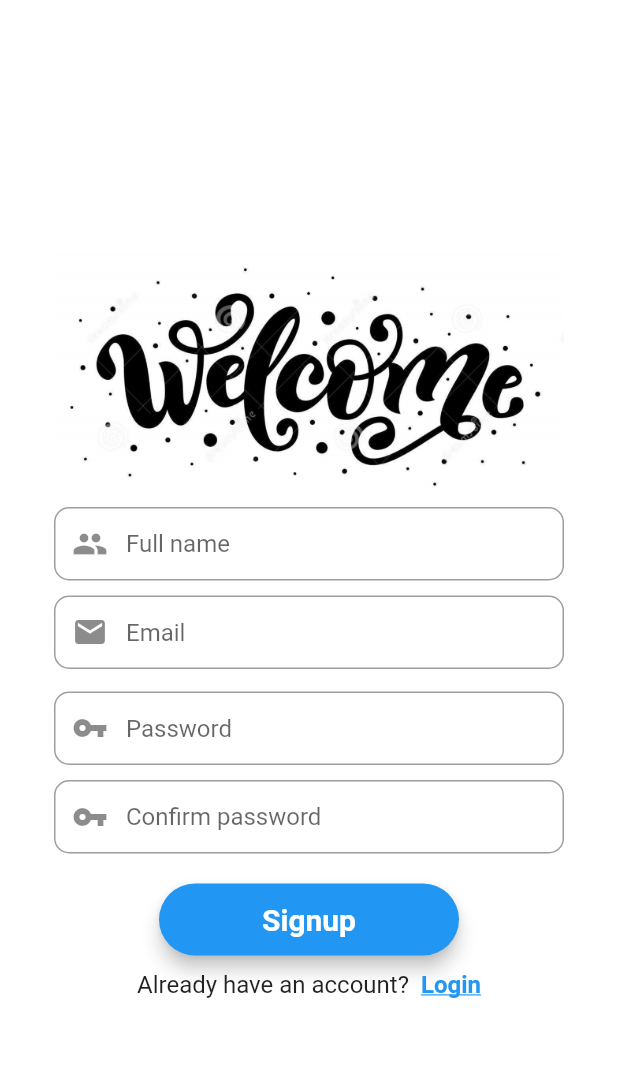
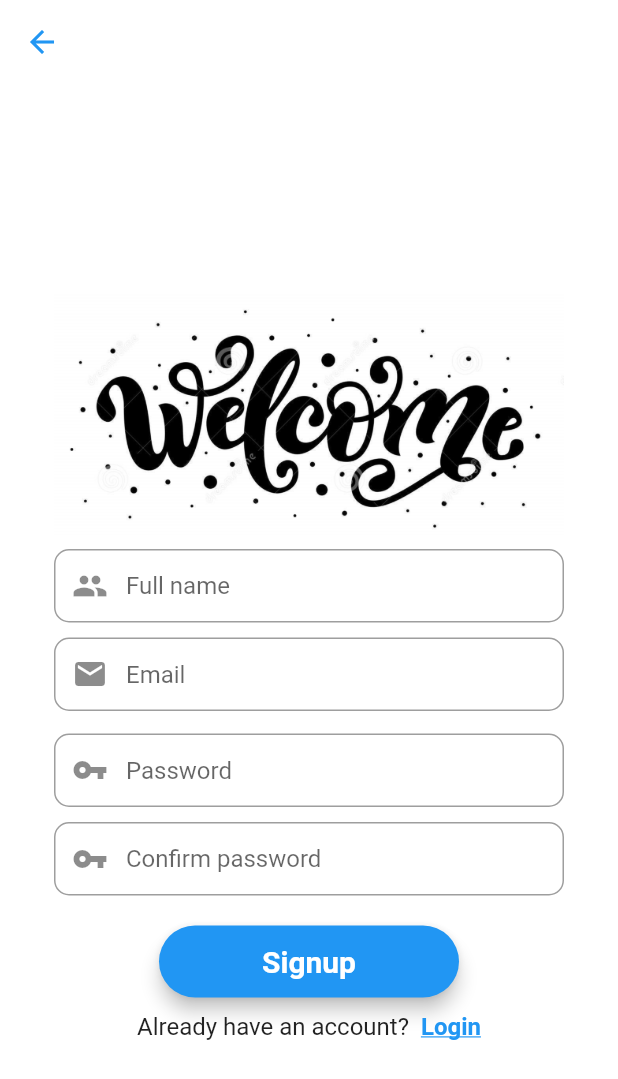
Before and after one commit to Priyankagupta186/The-Social, a Flutter app: the SignUp screen opened directly, on a phone screen of 412 x 824 dp. Shown: the top 1079 px of the screen. Run offline on Flutter 3.47's test engine with Material 2 defaults, Android fonts, the phone set to English and light mode, and no system bars.

Commit message:
login signup complete

```diff
--- a/lib/main.dart
+++ b/lib/main.dart
@@ -1,7 +1,7 @@
 import 'package:flutter/material.dart';
 import 'package:the_social/constants/ConstantColors.dart';
 import 'package:the_social/screens/login_screen.dart';
-import 'package:the_social/screens/splash/splashScreen.dart';
+import 'package:the_social/screens/splashScreen.dart';
 
 void main() {
   runApp(const MyApp());
--- a/lib/screens/login_screen.dart
+++ b/lib/screens/login_screen.dart
@@ -58,6 +58,7 @@ class _LoginScreenState extends State<LoginScreen> {
           )),
     );
 
+    // Login Button Widget
     final loginButton = Material(
       elevation: 5,
       borderRadius: BorderRadius.circular(30),
--- a/lib/screens/signup_screen.dart
+++ b/lib/screens/signup_screen.dart
@@ -1,4 +1,7 @@
+// ignore_for_file: prefer_const_constructors
+
 import 'package:flutter/material.dart';
+import 'package:the_social/screens/login_screen.dart';
 
 class SignUp extends StatefulWidget {
   SignUp({Key? key}) : super(key: key);
@@ -12,11 +15,13 @@ class _SignUpState extends State<SignUp> {
   final _formKey = GlobalKey<FormState>();
 
   // editing controller
-  final TextEditingController emailController = new TextEditingController();
-  final TextEditingController passwordController = new TextEditingController();
-  final TextEditingController nameController = new TextEditingController();
-
-  final TextEditingController confPasswordController =
+  final TextEditingController emailControllerSignup =
+      new TextEditingController();
+  final TextEditingController passwordControllerSignup =
+      new TextEditingController();
+  final TextEditingController nameControllerSignup =
+      new TextEditingController();
+  final TextEditingController confPasswordControllerSignup =
       new TextEditingController();
 
   @override
@@ -24,11 +29,11 @@ class _SignUpState extends State<SignUp> {
     // Name field
     final nameField = TextFormField(
       autofocus: false,
-      controller: nameController,
+      controller: nameControllerSignup,
       keyboardType: TextInputType.name,
       // validator: () {},
       onSaved: (newValue) {
-        nameController.text = newValue!;
+        nameControllerSignup.text = newValue!;
       },
       textInputAction: TextInputAction.next,
       decoration: InputDecoration(
@@ -43,11 +48,11 @@ class _SignUpState extends State<SignUp> {
     // email field
     final emailField = TextFormField(
       autofocus: false,
-      controller: emailController,
+      controller: emailControllerSignup,
       keyboardType: TextInputType.emailAddress,
       // validator: () {},
       onSaved: (value) {
-        emailController.text = value!;
+        emailControllerSignup.text = value!;
       },
       textInputAction: TextInputAction.next,
       decoration: InputDecoration(
@@ -62,11 +67,11 @@ class _SignUpState extends State<SignUp> {
     // password field
     final passwordField = TextFormField(
       autofocus: false,
-      controller: passwordController,
+      controller: passwordControllerSignup,
       obscureText: true,
       // validator: () {},
       onSaved: (value) {
-        passwordController.text = value!;
+        passwordControllerSignup.text = value!;
       },
       textInputAction: TextInputAction.next,
       decoration: InputDecoration(
@@ -81,11 +86,11 @@ class _SignUpState extends State<SignUp> {
     // password field
     final confpasswordField = TextFormField(
       autofocus: false,
-      controller: confPasswordController,
+      controller: confPasswordControllerSignup,
       obscureText: true,
       // validator: () {},
       onSaved: (value) {
-        passwordController.text = value!;
+        passwordControllerSignup.text = value!;
       },
       textInputAction: TextInputAction.next,
       decoration: InputDecoration(
@@ -97,8 +102,7 @@ class _SignUpState extends State<SignUp> {
           )),
     );
 
-    // signup Field
-
+    // signup Button Field
     final signupButton = Material(
       elevation: 5,
       borderRadius: BorderRadius.circular(30),
@@ -120,6 +124,17 @@ class _SignUpState extends State<SignUp> {
     );
 
     return Scaffold(
+      appBar: AppBar(
+        backgroundColor: Colors.transparent,
+        elevation: 0,
+        leading: IconButton(
+          icon: Icon(Icons.arrow_back, color: Colors.blue),
+          onPressed: () {
+            // go back to previous page
+            Navigator.of(context).pop();
+          },
+        ),
+      ),
       backgroundColor: Colors.white,
       body: Center(
         child: SingleChildScrollView(
@@ -173,7 +188,10 @@ class _SignUpState extends State<SignUp> {
                         ),
                         GestureDetector(
                           onTap: () {
-                            print("tapped");
+                            Navigator.push(
+                                context,
+                                MaterialPageRoute(
+                                    builder: (context) => LoginScreen()));
                           },
                           child: Text(
                             "Login",
```
Also changed, not shown: lib/screens/home_screeen.dart (+20 -0 lines), lib/screens/splashScreen.dart (renamed from lib/screens/splash/splashScreen.dart).
